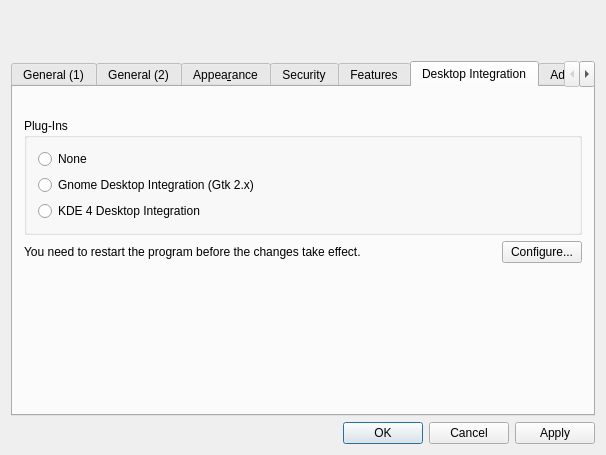
First picture: the form in src/forms/SettingsDlg.ui, repository thooge/keepassx1, before the edit.
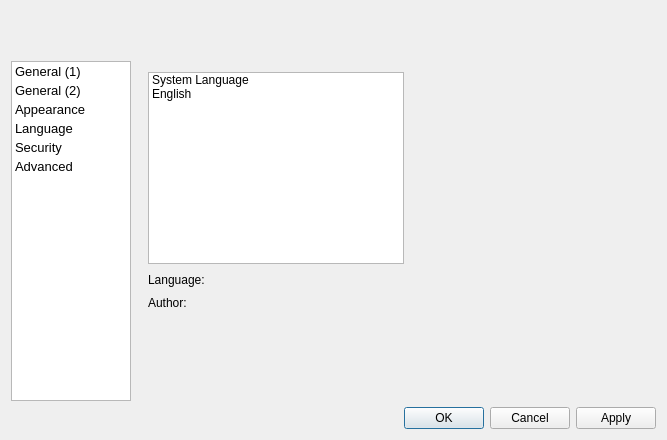
Second picture: the form after the edit. The open tabs and pages were chosen to show the change. Custom widgets are drawn as their Qt base class.

Commit message: Added ability to select language in SettingsDlg Redesigned SettingsDlg

```diff
--- a/src/forms/SettingsDlg.ui
+++ b/src/forms/SettingsDlg.ui
@@ -5,8 +5,8 @@
    <rect>
     <x>0</x>
     <y>0</y>
-    <width>606</width>
-    <height>455</height>
+    <width>667</width>
+    <height>440</height>
    </rect>
   </property>
   <property name="windowTitle" >
@@ -36,29 +36,86 @@
     </spacer>
    </item>
    <item>
-    <widget class="QTabWidget" name="tabWidgetSettings" >
-     <property name="tabPosition" >
-      <enum>QTabWidget::North</enum>
-     </property>
-     <property name="tabShape" >
-      <enum>QTabWidget::Rounded</enum>
-     </property>
-     <property name="currentIndex" >
-      <number>0</number>
-     </property>
-     <widget class="QWidget" name="TabGeneral1" >
-      <property name="geometry" >
-       <rect>
-        <x>0</x>
-        <y>0</y>
-        <width>584</width>
-        <height>321</height>
-       </rect>
-      </property>
-      <attribute name="title" >
+    <layout class="QHBoxLayout" name="horizontalLayout" >
+     <item>
+      <widget class="QListWidget" name="listWidget" >
+       <property name="sizePolicy" >
+        <sizepolicy vsizetype="Expanding" hsizetype="Fixed" >
+         <horstretch>0</horstretch>
+         <verstretch>0</verstretch>
+        </sizepolicy>
+       </property>
+       <property name="maximumSize" >
+        <size>
+         <width>120</width>
+         <height>16777215</height>
+        </size>
+       </property>
+       <property name="font" >
+        <font>
+         <pointsize>10</pointsize>
+        </font>
+       </property>
+       <property name="styleSheet" >
+        <string notr="true" >QListView {
+	show-decoration-selected: 1;
+}
+
+QListView::item {
+	margin-top: 2px;
+	margin-bottom: 2px;
+}</string>
+       </property>
+       <property name="selectionBehavior" >
+        <enum>QAbstractItemView::SelectRows</enum>
+       </property>
+       <item>
+        <property name="text" >
        <string>General (1)</string>
-      </attribute>
-      <layout class="QVBoxLayout" >
+        </property>
+       </item>
+       <item>
+        <property name="text" >
+         <string>General (2)</string>
+        </property>
+       </item>
+       <item>
+        <property name="text" >
+         <string>Appearance</string>
+        </property>
+       </item>
+       <item>
+        <property name="text" >
+         <string>Language</string>
+        </property>
+       </item>
+       <item>
+        <property name="text" >
+         <string>Security</string>
+        </property>
+       </item>
+       <item>
+        <property name="text" >
+         <string>Advanced</string>
+        </property>
+       </item>
+      </widget>
+     </item>
+     <item>
+      <widget class="QStackedWidget" name="stackedWidget" >
+       <property name="currentIndex" >
+        <number>0</number>
+       </property>
+       <widget class="QWidget" name="pageGeneral1" >
+        <property name="geometry" >
+         <rect>
+          <x>0</x>
+          <y>0</y>
+          <width>521</width>
+          <height>331</height>
+         </rect>
+        </property>
+        <layout class="QVBoxLayout" name="verticalLayout" >
        <item>
         <widget class="QCheckBox" name="CheckBox_ShowSysTrayIcon" >
          <property name="text" >
@@ -302,19 +359,16 @@
        </item>
       </layout>
      </widget>
-     <widget class="QWidget" name="TabGeneral2" >
+       <widget class="QWidget" name="pageGeneral2" >
       <property name="geometry" >
        <rect>
         <x>0</x>
         <y>0</y>
-        <width>584</width>
-        <height>321</height>
-       </rect>
-      </property>
-      <attribute name="title" >
-       <string>General (2)</string>
-      </attribute>
-      <layout class="QVBoxLayout" name="verticalLayout" >
+          <width>521</width>
+          <height>331</height>
+         </rect>
+        </property>
+        <layout class="QVBoxLayout" name="verticalLayout_2" >
        <item>
         <widget class="QCheckBox" name="CheckBox_Backup" >
          <property name="text" >
@@ -323,9 +377,9 @@
         </widget>
        </item>
        <item>
-        <layout class="QHBoxLayout" name="horizontalLayout" >
+          <layout class="QHBoxLayout" name="horizontalLayout_2" >
          <item>
-          <spacer name="spacer" >
+            <spacer>
            <property name="orientation" >
             <enum>Qt::Horizontal</enum>
            </property>
@@ -407,22 +461,16 @@
        </item>
       </layout>
      </widget>
-     <widget class="QWidget" name="TabPage" >
+       <widget class="QWidget" name="pageAppearance" >
       <property name="geometry" >
        <rect>
         <x>0</x>
         <y>0</y>
-        <width>584</width>
-        <height>321</height>
-       </rect>
-      </property>
-      <attribute name="title" >
-       <string>Appea&amp;rance</string>
-      </attribute>
-      <layout class="QVBoxLayout" >
-       <property name="spacing" >
-        <number>6</number>
-       </property>
+          <width>521</width>
+          <height>331</height>
+         </rect>
+        </property>
+        <layout class="QVBoxLayout" name="verticalLayout_3" >
        <item>
         <widget class="QGroupBox" name="groupBox1" >
          <property name="title" >
@@ -767,22 +815,120 @@
        </item>
       </layout>
      </widget>
-     <widget class="QWidget" name="tabSecurity" >
+       <widget class="QWidget" name="pageLanguage" >
       <property name="geometry" >
        <rect>
         <x>0</x>
         <y>0</y>
-        <width>584</width>
-        <height>321</height>
-       </rect>
-      </property>
-      <attribute name="title" >
-       <string>Security</string>
-      </attribute>
-      <layout class="QVBoxLayout" >
-       <property name="spacing" >
-        <number>6</number>
-       </property>
+          <width>521</width>
+          <height>331</height>
+         </rect>
+        </property>
+        <layout class="QVBoxLayout" name="verticalLayout_8" >
+         <item>
+          <layout class="QHBoxLayout" name="horizontalLayout_3" >
+           <item>
+            <widget class="QListWidget" name="listSelectLanguage" >
+             <property name="selectionBehavior" >
+              <enum>QAbstractItemView::SelectRows</enum>
+             </property>
+             <item>
+              <property name="text" >
+               <string>System Language</string>
+              </property>
+             </item>
+             <item>
+              <property name="text" >
+               <string>English</string>
+              </property>
+             </item>
+            </widget>
+           </item>
+           <item>
+            <spacer name="horizontalSpacer" >
+             <property name="orientation" >
+              <enum>Qt::Horizontal</enum>
+             </property>
+             <property name="sizeHint" stdset="0" >
+              <size>
+               <width>40</width>
+               <height>20</height>
+              </size>
+             </property>
+            </spacer>
+           </item>
+          </layout>
+         </item>
+         <item>
+          <layout class="QGridLayout" name="gridLayout" >
+           <item row="0" column="0" >
+            <widget class="QLabel" name="label_7" >
+             <property name="text" >
+              <string>Language:</string>
+             </property>
+            </widget>
+           </item>
+           <item row="1" column="0" >
+            <widget class="QLabel" name="label_8" >
+             <property name="text" >
+              <string>Author:</string>
+             </property>
+            </widget>
+           </item>
+           <item row="0" column="1" >
+            <widget class="QLabel" name="labelLang" >
+             <property name="text" >
+              <string/>
+             </property>
+            </widget>
+           </item>
+           <item row="1" column="1" >
+            <widget class="QLabel" name="labelAuthor" >
+             <property name="text" >
+              <string/>
+             </property>
+            </widget>
+           </item>
+           <item row="0" column="2" >
+            <spacer name="horizontalSpacer_2" >
+             <property name="orientation" >
+              <enum>Qt::Horizontal</enum>
+             </property>
+             <property name="sizeHint" stdset="0" >
+              <size>
+               <width>40</width>
+               <height>20</height>
+              </size>
+             </property>
+            </spacer>
+           </item>
+          </layout>
+         </item>
+         <item>
+          <spacer name="verticalSpacer_2" >
+           <property name="orientation" >
+            <enum>Qt::Vertical</enum>
+           </property>
+           <property name="sizeHint" stdset="0" >
+            <size>
+             <width>1</width>
+             <height>1</height>
+            </size>
+           </property>
+          </spacer>
+         </item>
+        </layout>
+       </widget>
+       <widget class="QWidget" name="pageSecurity" >
+        <property name="geometry" >
+         <rect>
+          <x>0</x>
+          <y>0</y>
+          <width>521</width>
+          <height>331</height>
+         </rect>
+        </property>
+        <layout class="QVBoxLayout" name="verticalLayout_4" >
        <item>
         <widget class="QGroupBox" name="groupBox_2" >
          <property name="sizePolicy" >
@@ -819,7 +965,7 @@
         </widget>
        </item>
        <item>
-        <layout class="QHBoxLayout" >
+          <layout class="QHBoxLayout" name="_29" >
          <property name="spacing" >
           <number>6</number>
          </property>
@@ -875,7 +1021,7 @@
         </widget>
        </item>
        <item>
-        <layout class="QHBoxLayout" >
+          <layout class="QHBoxLayout" name="_30" >
          <item>
           <widget class="QCheckBox" name="CheckBox_InactivityLock" >
            <property name="text" >
@@ -915,201 +1061,30 @@
         </layout>
        </item>
        <item>
-        <spacer>
+          <spacer name="spacer_3" >
          <property name="orientation" >
           <enum>Qt::Vertical</enum>
          </property>
          <property name="sizeHint" stdset="0" >
           <size>
-           <width>20</width>
-           <height>0</height>
+             <width>1</width>
+             <height>1</height>
           </size>
          </property>
         </spacer>
        </item>
       </layout>
      </widget>
-     <widget class="QWidget" name="tabFeatures" >
+       <widget class="QWidget" name="pageAdvanced" >
       <property name="geometry" >
        <rect>
         <x>0</x>
         <y>0</y>
-        <width>584</width>
-        <height>321</height>
-       </rect>
-      </property>
-      <attribute name="title" >
-       <string>Features</string>
-      </attribute>
-      <layout class="QVBoxLayout" >
-       <item>
-        <widget class="QLabel" name="label_6" >
-         <property name="text" >
-          <string>You can disable several features of KeePassX here according to your needs in order to keep the user interface slim.</string>
-         </property>
-         <property name="wordWrap" >
-          <bool>true</bool>
-         </property>
-        </widget>
-       </item>
-       <item>
-        <widget class="QCheckBox" name="CheckBox_FeatureBookmarks" >
-         <property name="text" >
-          <string>Bookmarks</string>
-         </property>
-        </widget>
-       </item>
-       <item>
-        <spacer>
-         <property name="orientation" >
-          <enum>Qt::Vertical</enum>
-         </property>
-         <property name="sizeHint" stdset="0" >
-          <size>
-           <width>20</width>
-           <height>0</height>
-          </size>
-         </property>
-        </spacer>
-       </item>
-      </layout>
-     </widget>
-     <widget class="QWidget" name="tabIntegration" >
-      <property name="geometry" >
-       <rect>
-        <x>0</x>
-        <y>0</y>
-        <width>584</width>
-        <height>321</height>
-       </rect>
-      </property>
-      <attribute name="title" >
-       <string>Desktop Integration</string>
-      </attribute>
-      <layout class="QVBoxLayout" >
-       <property name="spacing" >
-        <number>6</number>
-       </property>
-       <item>
-        <widget class="QLabel" name="Label_IntPlugin_Error" >
-         <property name="sizePolicy" >
-          <sizepolicy vsizetype="Maximum" hsizetype="Preferred" >
-           <horstretch>0</horstretch>
-           <verstretch>0</verstretch>
-          </sizepolicy>
-         </property>
-         <property name="text" >
-          <string/>
-         </property>
-         <property name="wordWrap" >
-          <bool>true</bool>
-         </property>
-        </widget>
-       </item>
-       <item>
-        <widget class="QGroupBox" name="groupBox" >
-         <property name="sizePolicy" >
-          <sizepolicy vsizetype="Minimum" hsizetype="Preferred" >
-           <horstretch>0</horstretch>
-           <verstretch>0</verstretch>
-          </sizepolicy>
-         </property>
-         <property name="title" >
-          <string>Plug-Ins</string>
-         </property>
-         <layout class="QVBoxLayout" >
-          <property name="spacing" >
-           <number>6</number>
-          </property>
-          <item>
-           <widget class="QRadioButton" name="Radio_IntPlugin_None" >
-            <property name="text" >
-             <string>None</string>
-            </property>
-           </widget>
-          </item>
-          <item>
-           <widget class="QRadioButton" name="Radio_IntPlugin_Gnome" >
-            <property name="text" >
-             <string>Gnome Desktop Integration (Gtk 2.x)</string>
-            </property>
-           </widget>
-          </item>
-          <item>
-           <widget class="QRadioButton" name="Radio_IntPlugin_Kde" >
-            <property name="text" >
-             <string>KDE 4 Desktop Integration</string>
-            </property>
-           </widget>
-          </item>
-         </layout>
-        </widget>
-       </item>
-       <item>
-        <layout class="QHBoxLayout" >
-         <property name="spacing" >
-          <number>6</number>
-         </property>
-         <item>
-          <widget class="QLabel" name="Label_IntPlugin_Info" >
-           <property name="text" >
-            <string>You need to restart the program before the changes take effect.</string>
-           </property>
-          </widget>
-         </item>
-         <item>
-          <spacer>
-           <property name="orientation" >
-            <enum>Qt::Horizontal</enum>
-           </property>
-           <property name="sizeHint" stdset="0" >
-            <size>
-             <width>40</width>
-             <height>20</height>
-            </size>
-           </property>
-          </spacer>
-         </item>
-         <item>
-          <widget class="QPushButton" name="IntPlugin_Button_Config" >
-           <property name="text" >
-            <string>Configure...</string>
-           </property>
-          </widget>
-         </item>
-        </layout>
-       </item>
-       <item>
-        <spacer>
-         <property name="orientation" >
-          <enum>Qt::Vertical</enum>
-         </property>
-         <property name="sizeHint" stdset="0" >
-          <size>
-           <width>20</width>
-           <height>0</height>
-          </size>
-         </property>
-        </spacer>
-       </item>
-      </layout>
-     </widget>
-     <widget class="QWidget" name="TabAdvanced" >
-      <property name="geometry" >
-       <rect>
-        <x>0</x>
-        <y>0</y>
-        <width>584</width>
-        <height>321</height>
-       </rect>
-      </property>
-      <attribute name="title" >
-       <string>Advanced</string>
-      </attribute>
-      <layout class="QVBoxLayout" >
-       <property name="spacing" >
-        <number>6</number>
-       </property>
+          <width>521</width>
+          <height>331</height>
+         </rect>
+        </property>
+        <layout class="QVBoxLayout" name="verticalLayout_5" >
        <item>
         <widget class="QGroupBox" name="Box_BrowserCmd" >
          <property name="title" >
@@ -1280,8 +1255,148 @@
         </widget>
        </item>
        <item>
+          <spacer name="spacer_4" >
+           <property name="orientation" >
+            <enum>Qt::Vertical</enum>
+           </property>
+           <property name="sizeHint" stdset="0" >
+            <size>
+             <width>1</width>
+             <height>1</height>
+            </size>
+           </property>
+          </spacer>
+         </item>
+        </layout>
+       </widget>
+       <widget class="QWidget" name="pageFeatures" >
+        <property name="geometry" >
+         <rect>
+          <x>0</x>
+          <y>0</y>
+          <width>521</width>
+          <height>331</height>
+         </rect>
+        </property>
+        <layout class="QVBoxLayout" name="verticalLayout_6" >
+         <item>
+          <widget class="QLabel" name="label_6" >
+           <property name="text" >
+            <string>You can disable several features of KeePassX here according to your needs in order to keep the user interface slim.</string>
+           </property>
+           <property name="wordWrap" >
+            <bool>true</bool>
+           </property>
+          </widget>
+         </item>
+         <item>
+          <widget class="QCheckBox" name="CheckBox_FeatureBookmarks" >
+           <property name="text" >
+            <string>Bookmarks</string>
+           </property>
+          </widget>
+         </item>
+         <item>
+          <spacer name="spacer_5" >
+           <property name="orientation" >
+            <enum>Qt::Vertical</enum>
+           </property>
+           <property name="sizeHint" stdset="0" >
+            <size>
+             <width>1</width>
+             <height>1</height>
+            </size>
+           </property>
+          </spacer>
+         </item>
+        </layout>
+       </widget>
+       <widget class="QWidget" name="pageDesktop" >
+        <property name="geometry" >
+         <rect>
+          <x>0</x>
+          <y>0</y>
+          <width>521</width>
+          <height>331</height>
+         </rect>
+        </property>
+        <layout class="QVBoxLayout" name="verticalLayout_7" >
+         <item>
+          <widget class="QGroupBox" name="groupBox" >
+           <property name="sizePolicy" >
+            <sizepolicy vsizetype="Minimum" hsizetype="Preferred" >
+             <horstretch>0</horstretch>
+             <verstretch>0</verstretch>
+            </sizepolicy>
+           </property>
+           <property name="title" >
+            <string>Plug-Ins</string>
+           </property>
+           <layout class="QVBoxLayout" name="_35" >
+            <property name="spacing" >
+             <number>6</number>
+            </property>
+            <item>
+             <widget class="QRadioButton" name="Radio_IntPlugin_None" >
+              <property name="text" >
+               <string>None</string>
+              </property>
+             </widget>
+            </item>
+            <item>
+             <widget class="QRadioButton" name="Radio_IntPlugin_Gnome" >
+              <property name="text" >
+               <string>Gnome Desktop Integration (Gtk 2.x)</string>
+              </property>
+             </widget>
+            </item>
+            <item>
+             <widget class="QRadioButton" name="Radio_IntPlugin_Kde" >
+              <property name="text" >
+               <string>KDE 4 Desktop Integration</string>
+              </property>
+             </widget>
+            </item>
+           </layout>
+          </widget>
+         </item>
+         <item>
+          <layout class="QHBoxLayout" name="_36" >
+           <property name="spacing" >
+            <number>6</number>
+           </property>
+           <item>
+            <widget class="QLabel" name="Label_IntPlugin_Info" >
+             <property name="text" >
+              <string>You need to restart the program before the changes take effect.</string>
+             </property>
+            </widget>
+           </item>
+           <item>
         <spacer>
          <property name="orientation" >
+              <enum>Qt::Horizontal</enum>
+             </property>
+             <property name="sizeHint" stdset="0" >
+              <size>
+               <width>40</width>
+               <height>20</height>
+              </size>
+             </property>
+            </spacer>
+           </item>
+           <item>
+            <widget class="QPushButton" name="IntPlugin_Button_Config" >
+             <property name="text" >
+              <string>Configure...</string>
+             </property>
+            </widget>
+           </item>
+          </layout>
+         </item>
+         <item>
+          <spacer name="spacer_6" >
+           <property name="orientation" >
           <enum>Qt::Vertical</enum>
          </property>
          <property name="sizeHint" stdset="0" >
@@ -1295,6 +1410,8 @@
       </layout>
      </widget>
     </widget>
+     </item>
+    </layout>
    </item>
    <item>
     <widget class="QDialogButtonBox" name="DialogButtons" >
```
Left out of the diff: 67 changed lines with no effect on the pictures. Lines whose indentation alone changed are shown as unchanged. The commit also changes 12 other files.
